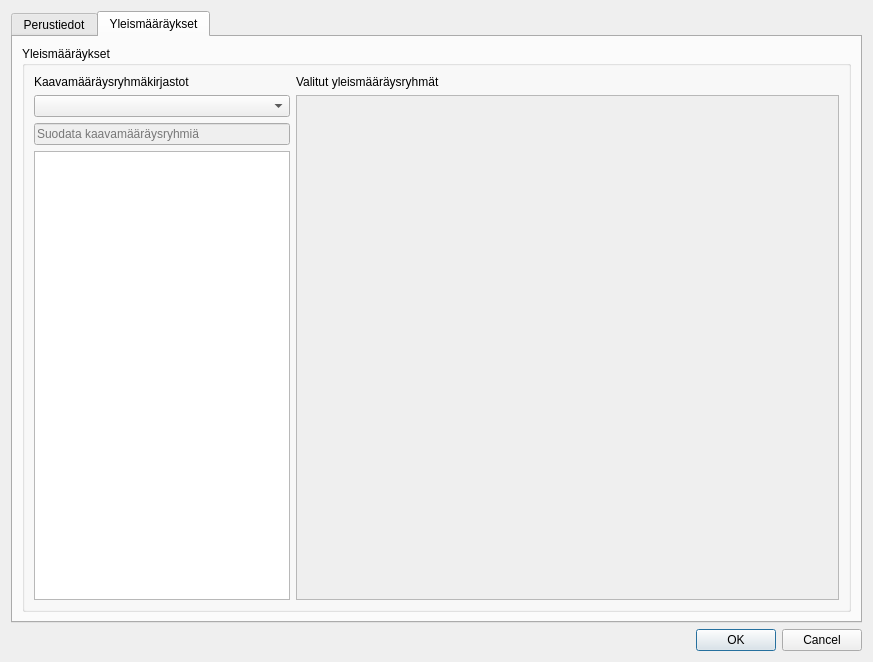
Before: the Qt Designer form arho_feature_template/gui/dialogs/plan_attribute_form.ui in GispoCoding/arho-qgis-plugin, drawn with Qt 5.
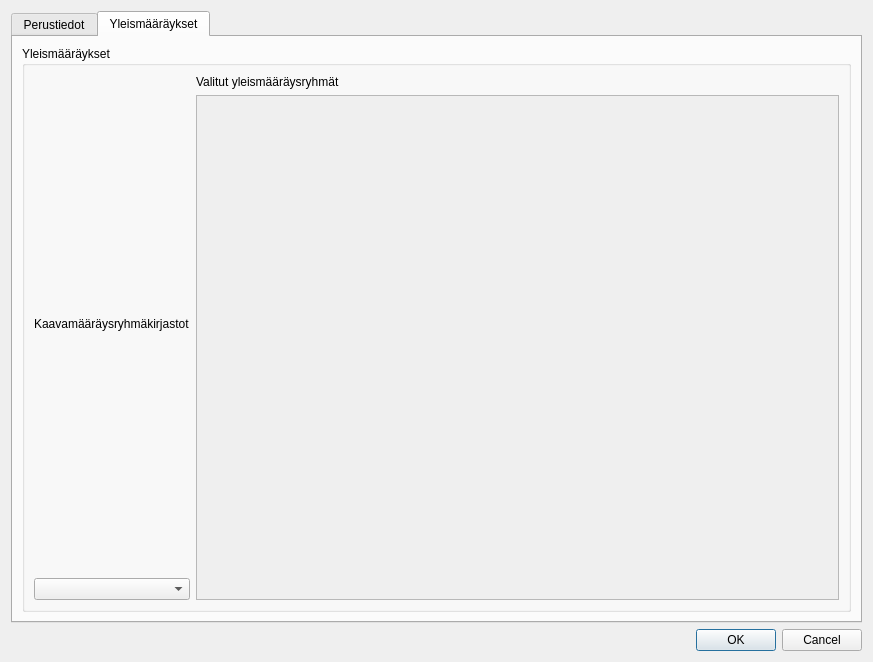
After: the same form once the commit is applied. The open tabs and pages were chosen to show the change. Custom widgets are drawn as their Qt base class.

Commit message: add TreeWithSearchWidget, use it in new plan regulation form, plan feature form and plan attribute form

The edit to the form file:
```diff
--- a/arho_feature_template/gui/dialogs/plan_attribute_form.ui
+++ b/arho_feature_template/gui/dialogs/plan_attribute_form.ui
@@ -254,64 +254,6 @@
             <item>
              <widget class="QComboBox" name="plan_regulation_group_libraries_combobox"/>
             </item>
-            <item>
-             <widget class="QgsFilterLineEdit" name="mLineEdit">
-              <property name="enabled">
-               <bool>false</bool>
-              </property>
-              <property name="sizePolicy">
-               <sizepolicy hsizetype="Preferred" vsizetype="Fixed">
-                <horstretch>0</horstretch>
-                <verstretch>0</verstretch>
-               </sizepolicy>
-              </property>
-              <property name="placeholderText">
-               <string>Suodata kaavamääräysryhmiä</string>
-              </property>
-              <property name="clearButtonEnabled">
-               <bool>false</bool>
-              </property>
-              <property name="showSearchIcon">
-               <bool>true</bool>
-              </property>
-              <property name="qgisRelation" stdset="0">
-               <string notr="true"/>
-              </property>
-             </widget>
-            </item>
-            <item>
-             <widget class="QTreeWidget" name="plan_regulation_groups_tree">
-              <property name="sizePolicy">
-               <sizepolicy hsizetype="Preferred" vsizetype="Expanding">
-                <horstretch>0</horstretch>
-                <verstretch>0</verstretch>
-               </sizepolicy>
-              </property>
-              <property name="frameShape">
-               <enum>QFrame::StyledPanel</enum>
-              </property>
-              <property name="frameShadow">
-               <enum>QFrame::Sunken</enum>
-              </property>
-              <property name="editTriggers">
-               <set>QAbstractItemView::NoEditTriggers</set>
-              </property>
-              <property name="dragDropMode">
-               <enum>QAbstractItemView::NoDragDrop</enum>
-              </property>
-              <property name="alternatingRowColors">
-               <bool>false</bool>
-              </property>
-              <attribute name="headerVisible">
-               <bool>false</bool>
-              </attribute>
-              <column>
-               <property name="text">
-                <string/>
-               </property>
-              </column>
-             </widget>
-            </item>
            </layout>
           </item>
           <item>
@@ -333,7 +275,7 @@
                 <rect>
                  <x>0</x>
                  <y>0</y>
-                 <width>541</width>
+                 <width>601</width>
                  <height>493</height>
                 </rect>
                </property>
@@ -369,11 +311,6 @@
    <header>qgscollapsiblegroupbox.h</header>
    <container>1</container>
   </customwidget>
-  <customwidget>
-   <class>QgsFilterLineEdit</class>
-   <extends>QLineEdit</extends>
-   <header>qgsfilterlineedit.h</header>
-  </customwidget>
   <customwidget>
    <class>CodeComboBox</class>
    <extends>QComboBox</extends>
```
Left out of the diff: 2 changed lines with no effect on the pictures. The commit also changes 7 other files.
